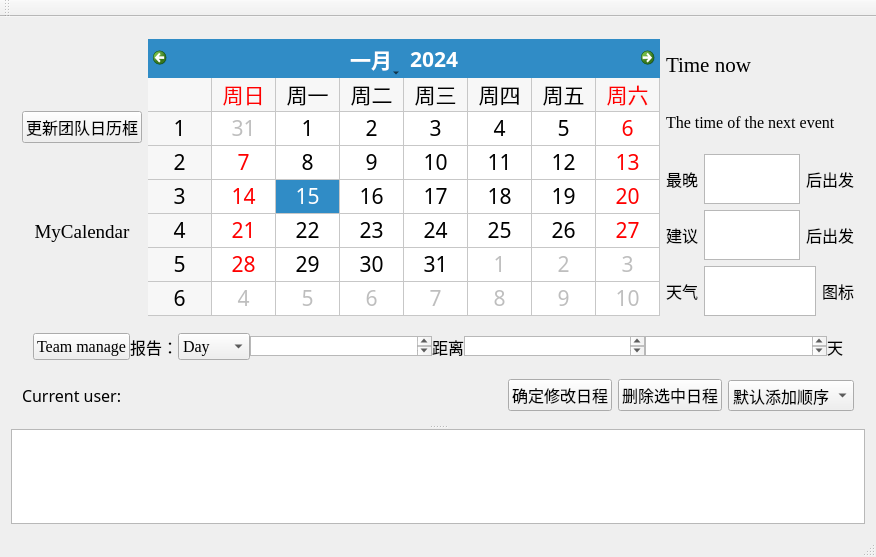
First picture: the form in calendar.ui, repository val213/ValCalendar, before the edit.
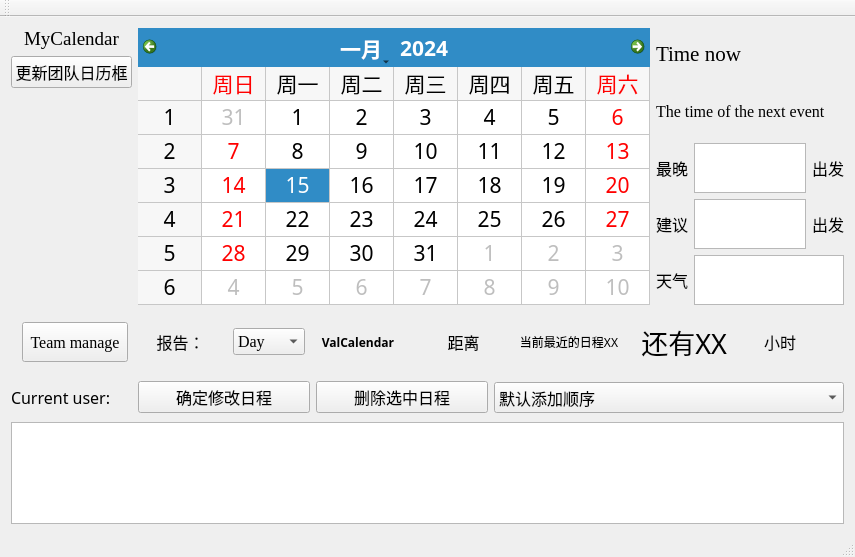
Second picture: the form after the edit. Icons and pictures are not drawn.

What changed in the file:
```diff
--- a/calendar.ui
+++ b/calendar.ui
@@ -6,7 +6,7 @@
    <rect>
     <x>0</x>
     <y>0</y>
-    <width>804</width>
+    <width>741</width>
     <height>557</height>
    </rect>
   </property>
@@ -26,156 +26,8 @@
    <property name="enabled">
     <bool>true</bool>
    </property>
-   <layout class="QGridLayout" name="gridLayout_3">
-    <item row="0" column="0">
-     <widget class="QSplitter" name="splitter">
-      <property name="orientation">
-       <enum>Qt::Vertical</enum>
-      </property>
-      <widget class="QWidget" name="layoutWidget">
        <layout class="QGridLayout" name="gridLayout_2">
-        <item row="1" column="1">
-         <layout class="QHBoxLayout" name="horizontalLayout_4">
-          <item>
-           <layout class="QHBoxLayout" name="horizontalLayout_2">
-            <item>
-             <widget class="QPushButton" name="pushButton_2">
-              <property name="font">
-               <font>
-                <family>潮字社国风睿楷简繁-闪</family>
-                <pointsize>12</pointsize>
-               </font>
-              </property>
-              <property name="text">
-               <string>确定修改日程</string>
-              </property>
-             </widget>
-            </item>
-            <item>
-             <widget class="QPushButton" name="pushButton_3">
-              <property name="font">
-               <font>
-                <family>潮字社国风睿楷简繁-闪</family>
-                <pointsize>12</pointsize>
-               </font>
-              </property>
-              <property name="text">
-               <string>删除选中日程</string>
-              </property>
-             </widget>
-            </item>
-           </layout>
-          </item>
-          <item>
-           <widget class="QComboBox" name="comboBox">
-            <property name="font">
-             <font>
-              <family>潮字社国风睿楷简繁-闪</family>
-              <pointsize>12</pointsize>
-             </font>
-            </property>
-            <item>
-             <property name="text">
-              <string>默认添加顺序</string>
-             </property>
-            </item>
-            <item>
-             <property name="text">
-              <string>开始时间</string>
-             </property>
-            </item>
-            <item>
-             <property name="text">
-              <string>结束时间</string>
-             </property>
-            </item>
-            <item>
-             <property name="text">
-              <string>紧急程度</string>
-             </property>
-            </item>
-           </widget>
-          </item>
-         </layout>
-        </item>
-        <item row="1" column="0">
-         <layout class="QHBoxLayout" name="horizontalLayout">
-          <item>
-           <widget class="QLabel" name="label_14">
-            <property name="sizePolicy">
-             <sizepolicy hsizetype="Minimum" vsizetype="Fixed">
-              <horstretch>0</horstretch>
-              <verstretch>0</verstretch>
-             </sizepolicy>
-            </property>
-            <property name="font">
-             <font>
-              <family>Rockwell Condensed</family>
-              <pointsize>12</pointsize>
-             </font>
-            </property>
-            <property name="text">
-             <string>Current user:</string>
-            </property>
-            <property name="alignment">
-             <set>Qt::AlignLeading|Qt::AlignLeft|Qt::AlignVCenter</set>
-            </property>
-           </widget>
-          </item>
-          <item>
-           <widget class="QLabel" name="label_16">
-            <property name="sizePolicy">
-             <sizepolicy hsizetype="Expanding" vsizetype="Fixed">
-              <horstretch>0</horstretch>
-              <verstretch>0</verstretch>
-             </sizepolicy>
-            </property>
-            <property name="font">
-             <font>
-              <family>Monotype Corsiva</family>
-              <pointsize>20</pointsize>
-              <italic>true</italic>
-             </font>
-            </property>
-            <property name="text">
-             <string/>
-            </property>
-            <property name="alignment">
-             <set>Qt::AlignLeading|Qt::AlignLeft|Qt::AlignVCenter</set>
-            </property>
-           </widget>
-          </item>
-         </layout>
-        </item>
-        <item row="0" column="0" colspan="2">
-         <layout class="QVBoxLayout" name="verticalLayout_7">
-          <item>
-           <layout class="QHBoxLayout" name="horizontalLayout_6">
-            <item>
-             <layout class="QVBoxLayout" name="verticalLayout_6"/>
-            </item>
-            <item>
-             <layout class="QVBoxLayout" name="verticalLayout">
-              <property name="sizeConstraint">
-               <enum>QLayout::SetDefaultConstraint</enum>
-              </property>
-              <item>
-               <widget class="QPushButton" name="pushButton_5">
-                <property name="font">
-                 <font>
-                  <family>潮字社国风睿楷简繁-闪</family>
-                  <pointsize>12</pointsize>
-                 </font>
-                </property>
-                <property name="contextMenuPolicy">
-                 <enum>Qt::DefaultContextMenu</enum>
-                </property>
-                <property name="text">
-                 <string>更新团队日历框</string>
-                </property>
-               </widget>
-              </item>
-              <item>
+    <item row="0" column="0">
                <widget class="QLabel" name="label_3">
                 <property name="sizePolicy">
                  <sizepolicy hsizetype="Preferred" vsizetype="Fixed">
@@ -198,9 +50,7 @@
                 </property>
                </widget>
               </item>
-             </layout>
-            </item>
-            <item>
+    <item row="0" column="1" rowspan="3">
              <widget class="QCalendarWidget" name="Calendar1">
               <property name="enabled">
                <bool>true</bool>
@@ -243,7 +93,7 @@
               </property>
              </widget>
             </item>
-            <item>
+    <item row="0" column="2" rowspan="3">
              <layout class="QGridLayout" name="gridLayout">
               <item row="1" column="0">
                <layout class="QHBoxLayout" name="horizontalLayout_5">
@@ -382,7 +232,7 @@
                        </font>
                       </property>
                       <property name="text">
-                       <string>后出发</string>
+               <string>出发</string>
                       </property>
                      </widget>
                     </item>
@@ -464,7 +314,7 @@
                        </font>
                       </property>
                       <property name="text">
-                       <string>后出发</string>
+               <string>出发</string>
                       </property>
                      </widget>
                     </item>
@@ -508,6 +358,11 @@
                         <height>50</height>
                        </size>
                       </property>
+              <property name="font">
+               <font>
+                <family>潮字社国风睿楷简繁-闪</family>
+               </font>
+              </property>
                       <property name="acceptDrops">
                        <bool>false</bool>
                       </property>
@@ -528,14 +383,16 @@
                       </property>
                      </widget>
                     </item>
-                    <item>
-                     <widget class="QLabel" name="label_10">
-                      <property name="sizePolicy">
-                       <sizepolicy hsizetype="Expanding" vsizetype="Fixed">
-                        <horstretch>0</horstretch>
-                        <verstretch>0</verstretch>
-                       </sizepolicy>
-                      </property>
+           </layout>
+          </item>
+         </layout>
+        </item>
+       </layout>
+      </item>
+     </layout>
+    </item>
+    <item row="1" column="0">
+     <widget class="QPushButton" name="pushButton_5">
                       <property name="font">
                        <font>
                         <family>潮字社国风睿楷简繁-闪</family>
@@ -543,24 +400,14 @@
                        </font>
                       </property>
                       <property name="text">
-                       <string>图标</string>
-                      </property>
-                      <property name="alignment">
-                       <set>Qt::AlignCenter</set>
+       <string>更新团队日历框</string>
                       </property>
                      </widget>
                     </item>
-                   </layout>
-                  </item>
-                 </layout>
-                </item>
-               </layout>
-              </item>
-             </layout>
-            </item>
-           </layout>
-          </item>
-          <item>
+    <item row="2" column="0">
+     <layout class="QVBoxLayout" name="verticalLayout_6"/>
+    </item>
+    <item row="3" column="0" colspan="3">
            <widget class="QWidget" name="widget" native="true">
             <property name="sizePolicy">
              <sizepolicy hsizetype="Preferred" vsizetype="Fixed">
@@ -619,7 +466,7 @@
              <item>
               <widget class="QComboBox" name="view">
                <property name="sizePolicy">
-                <sizepolicy hsizetype="Expanding" vsizetype="Fixed">
+          <sizepolicy hsizetype="Preferred" vsizetype="Fixed">
                  <horstretch>0</horstretch>
                  <verstretch>0</verstretch>
                 </sizepolicy>
@@ -662,30 +509,24 @@
               </widget>
              </item>
              <item>
-              <widget class="QTextBrowser" name="textBrowser_3">
-               <property name="maximumSize">
-                <size>
-                 <width>200</width>
-                 <height>20</height>
-                </size>
-               </property>
-               <property name="acceptDrops">
-                <bool>false</bool>
-               </property>
-               <property name="tabChangesFocus">
-                <bool>false</bool>
-               </property>
-               <property name="undoRedoEnabled">
-                <bool>false</bool>
-               </property>
-               <property name="readOnly">
-                <bool>true</bool>
-               </property>
-               <property name="acceptRichText">
-                <bool>true</bool>
-               </property>
-               <property name="openLinks">
-                <bool>false</bool>
+        <widget class="QLabel" name="label_18">
+         <property name="sizePolicy">
+          <sizepolicy hsizetype="Expanding" vsizetype="Expanding">
+           <horstretch>0</horstretch>
+           <verstretch>0</verstretch>
+          </sizepolicy>
+         </property>
+         <property name="font">
+          <font>
+           <family>Rockwell Extra Bold</family>
+           <bold>true</bold>
+          </font>
+         </property>
+         <property name="text">
+          <string>ValCalendar</string>
+         </property>
+         <property name="alignment">
+          <set>Qt::AlignCenter</set>
                </property>
               </widget>
              </item>
@@ -712,61 +553,45 @@
               </widget>
              </item>
              <item>
-              <widget class="QTextBrowser" name="textBrowser">
-               <property name="enabled">
-                <bool>true</bool>
-               </property>
-               <property name="maximumSize">
-                <size>
-                 <width>200</width>
-                 <height>20</height>
-                </size>
-               </property>
-               <property name="acceptDrops">
-                <bool>false</bool>
-               </property>
-               <property name="tabChangesFocus">
-                <bool>false</bool>
-               </property>
-               <property name="undoRedoEnabled">
-                <bool>false</bool>
-               </property>
-               <property name="readOnly">
-                <bool>true</bool>
-               </property>
-               <property name="acceptRichText">
-                <bool>true</bool>
-               </property>
-               <property name="openLinks">
-                <bool>false</bool>
+        <widget class="QLabel" name="label_17">
+         <property name="sizePolicy">
+          <sizepolicy hsizetype="Expanding" vsizetype="Expanding">
+           <horstretch>0</horstretch>
+           <verstretch>0</verstretch>
+          </sizepolicy>
+         </property>
+         <property name="font">
+          <font>
+           <family>潮字社国风睿楷简繁-闪</family>
+          </font>
+         </property>
+         <property name="text">
+          <string>当前最近的日程XX</string>
+         </property>
+         <property name="alignment">
+          <set>Qt::AlignCenter</set>
                </property>
               </widget>
              </item>
              <item>
-              <widget class="QTextBrowser" name="textBrowser_2">
-               <property name="maximumSize">
-                <size>
-                 <width>200</width>
-                 <height>20</height>
-                </size>
-               </property>
-               <property name="acceptDrops">
-                <bool>false</bool>
-               </property>
-               <property name="tabChangesFocus">
-                <bool>false</bool>
-               </property>
-               <property name="undoRedoEnabled">
-                <bool>false</bool>
-               </property>
-               <property name="readOnly">
-                <bool>true</bool>
-               </property>
-               <property name="acceptRichText">
-                <bool>true</bool>
-               </property>
-               <property name="openLinks">
-                <bool>false</bool>
+        <widget class="QLabel" name="label_10">
+         <property name="sizePolicy">
+          <sizepolicy hsizetype="Expanding" vsizetype="Expanding">
+           <horstretch>0</horstretch>
+           <verstretch>0</verstretch>
+          </sizepolicy>
+         </property>
+         <property name="font">
+          <font>
+           <family>潮字社国风睿楷简繁-闪</family>
+           <pointsize>20</pointsize>
+          </font>
+         </property>
+         <property name="text">
+          <string>还有XX</string>
+         </property>
+         <property name="alignment">
+          <set>Qt::AlignRight|Qt::AlignTrailing|Qt::AlignVCenter</set>
                </property>
               </widget>
              </item>
@@ -788,7 +613,7 @@
                 <bool>false</bool>
                </property>
                <property name="text">
-                <string>天</string>
+          <string>小时</string>
                </property>
                <property name="alignment">
                 <set>Qt::AlignCenter</set>
@@ -798,10 +623,120 @@
             </layout>
            </widget>
           </item>
-         </layout>
-        </item>
+    <item row="4" column="0">
+     <layout class="QHBoxLayout" name="horizontalLayout">
+      <item>
+       <widget class="QLabel" name="label_14">
+        <property name="sizePolicy">
+         <sizepolicy hsizetype="Minimum" vsizetype="Fixed">
+          <horstretch>0</horstretch>
+          <verstretch>0</verstretch>
+         </sizepolicy>
+        </property>
+        <property name="font">
+         <font>
+          <family>Rockwell Condensed</family>
+          <pointsize>12</pointsize>
+         </font>
+        </property>
+        <property name="text">
+         <string>Current user:</string>
+        </property>
+        <property name="alignment">
+         <set>Qt::AlignLeading|Qt::AlignLeft|Qt::AlignVCenter</set>
+        </property>
+       </widget>
+      </item>
+      <item>
+       <widget class="QLabel" name="label_16">
+        <property name="sizePolicy">
+         <sizepolicy hsizetype="Expanding" vsizetype="Fixed">
+          <horstretch>0</horstretch>
+          <verstretch>0</verstretch>
+         </sizepolicy>
+        </property>
+        <property name="font">
+         <font>
+          <family>Monotype Corsiva</family>
+          <pointsize>20</pointsize>
+          <italic>true</italic>
+         </font>
+        </property>
+        <property name="text">
+         <string/>
+        </property>
+        <property name="alignment">
+         <set>Qt::AlignLeading|Qt::AlignLeft|Qt::AlignVCenter</set>
+        </property>
+       </widget>
+      </item>
+     </layout>
+    </item>
+    <item row="4" column="1" colspan="2">
+     <layout class="QHBoxLayout" name="horizontalLayout_4">
+      <item>
+       <layout class="QHBoxLayout" name="horizontalLayout_2">
+        <item>
+         <widget class="QPushButton" name="pushButton_2">
+          <property name="font">
+           <font>
+            <family>潮字社国风睿楷简繁-闪</family>
+            <pointsize>12</pointsize>
+           </font>
+          </property>
+          <property name="text">
+           <string>确定修改日程</string>
+          </property>
+         </widget>
+        </item>
+        <item>
+         <widget class="QPushButton" name="pushButton_3">
+          <property name="font">
+           <font>
+            <family>潮字社国风睿楷简繁-闪</family>
+            <pointsize>12</pointsize>
+           </font>
+          </property>
+          <property name="text">
+           <string>删除选中日程</string>
+          </property>
+         </widget>
+        </item>
        </layout>
-      </widget>
+      </item>
+      <item>
+       <widget class="QComboBox" name="comboBox">
+        <property name="font">
+         <font>
+          <family>潮字社国风睿楷简繁-闪</family>
+          <pointsize>12</pointsize>
+         </font>
+        </property>
+        <item>
+         <property name="text">
+          <string>默认添加顺序</string>
+         </property>
+        </item>
+        <item>
+         <property name="text">
+          <string>开始时间</string>
+         </property>
+        </item>
+        <item>
+         <property name="text">
+          <string>结束时间</string>
+         </property>
+        </item>
+        <item>
+         <property name="text">
+          <string>紧急程度</string>
+         </property>
+        </item>
+       </widget>
+      </item>
+     </layout>
+    </item>
+    <item row="5" column="0" colspan="3">
       <widget class="QTableWidget" name="tableWidget">
        <property name="sizePolicy">
         <sizepolicy hsizetype="Expanding" vsizetype="Expanding">
@@ -810,7 +745,6 @@
         </sizepolicy>
        </property>
       </widget>
-     </widget>
     </item>
    </layout>
   </widget>
```
Left out of the diff: 5 changed lines with no effect on the pictures. Lines whose indentation alone changed are shown as unchanged.
